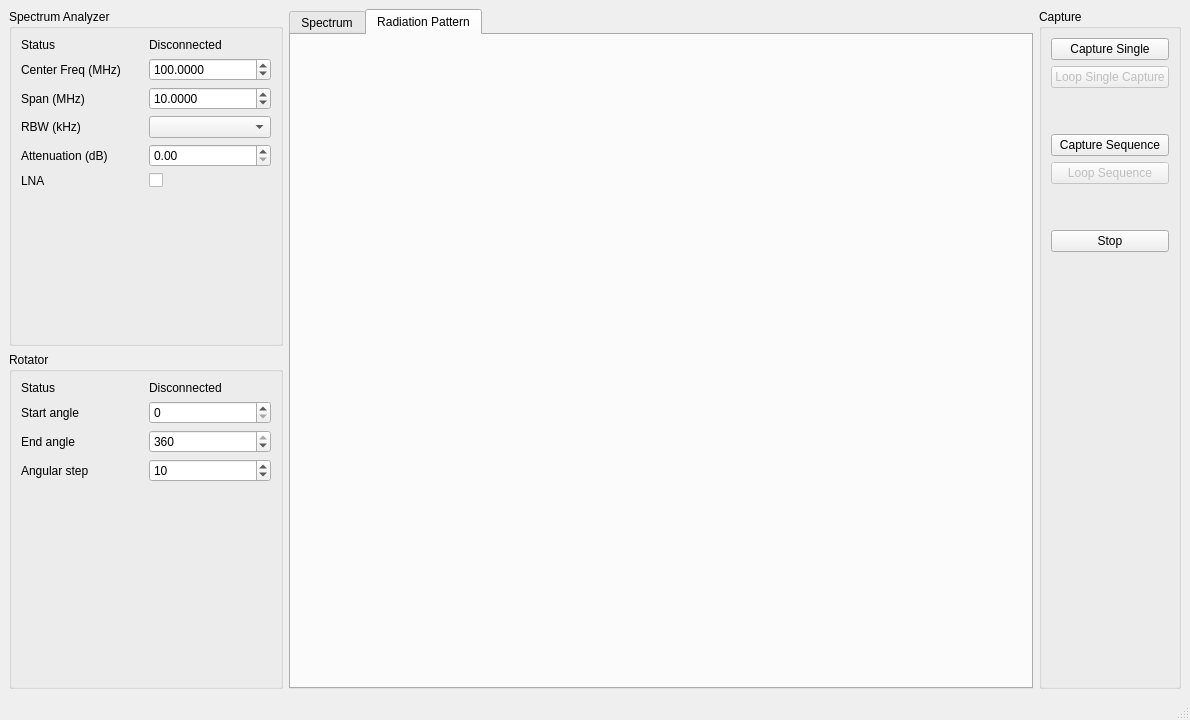
Before: the Qt Designer form mainwindow.ui in bsan4/polarSA, drawn with Qt 5.
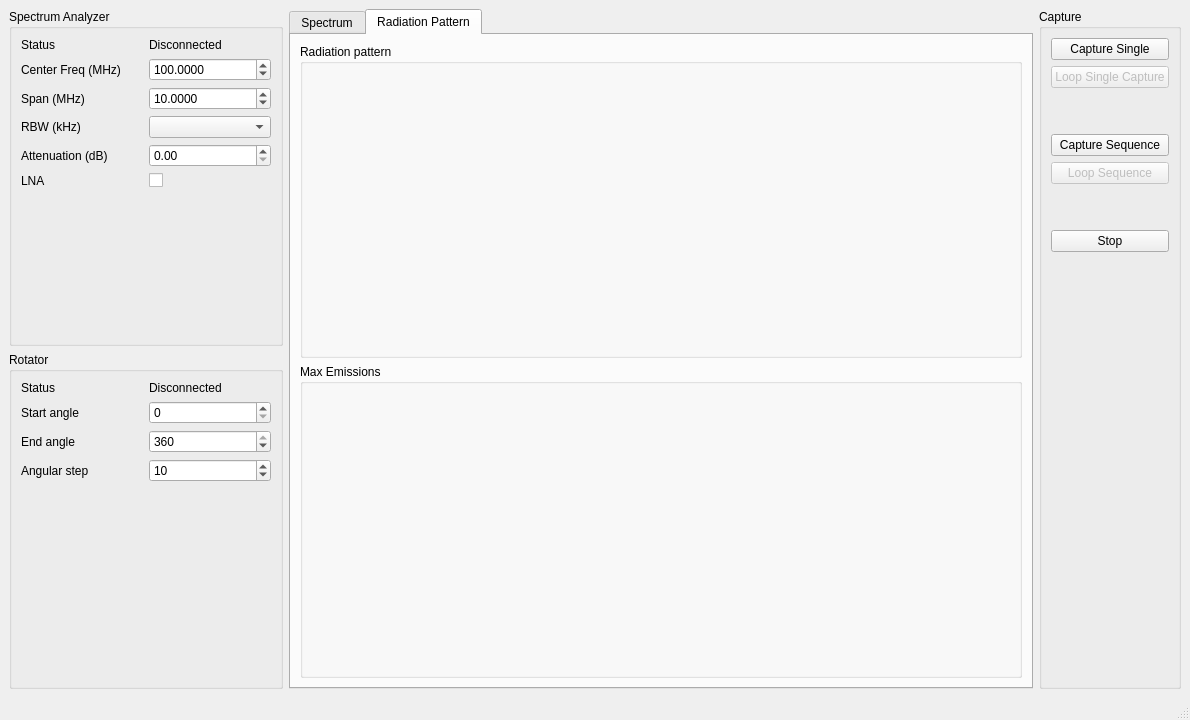
After: the same form once the commit is applied. The open tabs and pages were chosen to show the change. Custom widgets are drawn as their Qt base class.

Commit message: Add max peak for radiation pattern

Patch:
```diff
--- a/mainwindow.ui
+++ b/mainwindow.ui
@@ -36,7 +36,28 @@
        </attribute>
        <layout class="QGridLayout" name="gridLayout_3">
         <item row="0" column="0">
-         <widget class="PowerPlot" name="powerPlot" native="true"/>
+         <widget class="QGroupBox" name="groupBox_4">
+          <property name="title">
+           <string>Radiation pattern</string>
+          </property>
+          <layout class="QGridLayout" name="gridLayout_7">
+           <item row="0" column="0">
+            <widget class="PowerPlot" name="powerPlot" native="true"/>
+           </item>
+          </layout>
+         </widget>
+        </item>
+        <item row="1" column="0">
+         <widget class="QGroupBox" name="groupBox_5">
+          <property name="title">
+           <string>Max Emissions</string>
+          </property>
+          <layout class="QGridLayout" name="gridLayout_8">
+           <item row="0" column="0">
+            <widget class="SpectrumPlot" name="maxSpectrumPlot" native="true"/>
+           </item>
+          </layout>
+         </widget>
         </item>
        </layout>
       </widget>
```
Left out of the diff: 2 changed lines with no effect on the pictures. The commit also changes 2 other files.
